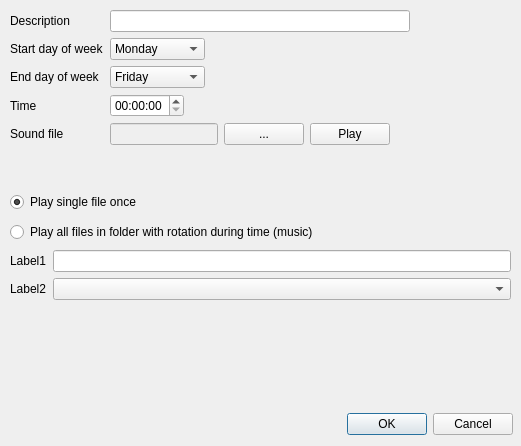
The window that weeklyScheduleEditDialog.ui (raaleksandr/SchoolBellWithMusic) describes before a commit, drawn with Qt 5.
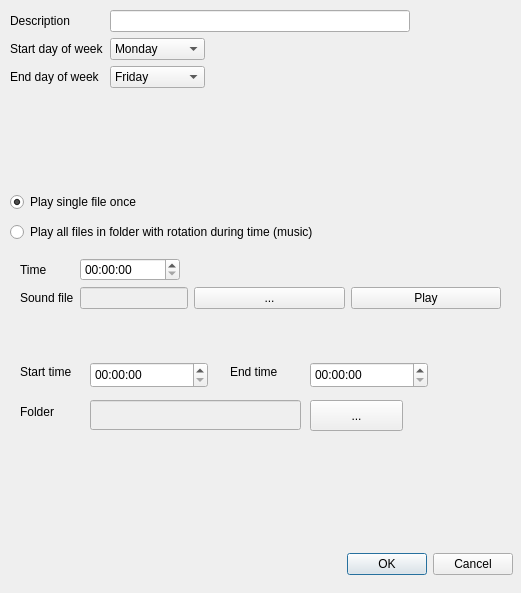
The same window after the commit.

Commit message: New fields for music playback added to "add schedule" dialog box

```diff
--- a/weeklyScheduleEditDialog.ui
+++ b/weeklyScheduleEditDialog.ui
@@ -10,7 +10,7 @@
     <x>0</x>
     <y>0</y>
     <width>521</width>
-    <height>446</height>
+    <height>593</height>
    </rect>
   </property>
   <property name="windowTitle">
@@ -29,13 +29,6 @@
     <property name="fieldGrowthPolicy">
      <enum>QFormLayout::FieldsStayAtSizeHint</enum>
     </property>
-    <item row="1" column="0">
-     <widget class="QLabel" name="label_5">
-      <property name="text">
-       <string>Description</string>
-      </property>
-     </widget>
-    </item>
     <item row="1" column="1">
      <widget class="QLineEdit" name="descriptionLineEdit">
       <property name="sizePolicy">
@@ -147,65 +140,20 @@
       </item>
      </widget>
     </item>
-    <item row="4" column="0">
-     <widget class="QLabel" name="label_3">
+    <item row="1" column="0">
+     <widget class="QLabel" name="label_5">
       <property name="text">
-       <string>Time</string>
+       <string>Description</string>
       </property>
      </widget>
     </item>
-    <item row="4" column="1">
-     <widget class="QTimeEdit" name="timeEdit">
-      <property name="displayFormat">
-       <string>hh:mm:ss</string>
-      </property>
-     </widget>
-    </item>
-    <item row="5" column="0">
-     <widget class="QLabel" name="label_4">
-      <property name="text">
-       <string>Sound file</string>
-      </property>
-     </widget>
-    </item>
-    <item row="5" column="1">
-     <layout class="QHBoxLayout" name="horizontalLayout">
-      <item>
-       <widget class="QLineEdit" name="fileNameLineEdit">
-        <property name="enabled">
-         <bool>false</bool>
-        </property>
-        <property name="sizePolicy">
-         <sizepolicy hsizetype="Fixed" vsizetype="Fixed">
-          <horstretch>0</horstretch>
-          <verstretch>0</verstretch>
-         </sizepolicy>
-        </property>
-       </widget>
-      </item>
-      <item>
-       <widget class="QPushButton" name="chooseFilePushButton">
-        <property name="text">
-         <string>...</string>
-        </property>
-       </widget>
-      </item>
-      <item>
-       <widget class="QPushButton" name="playSoundPushButton">
-        <property name="text">
-         <string>Play</string>
-        </property>
-       </widget>
-      </item>
-     </layout>
-    </item>
    </layout>
   </widget>
   <widget class="QDialogButtonBox" name="buttonBox">
    <property name="geometry">
     <rect>
      <x>320</x>
-     <y>410</y>
+     <y>550</y>
      <width>193</width>
      <height>29</height>
     </rect>
@@ -252,36 +200,197 @@
     <string>Play all files in folder with rotation during time (music)</string>
    </property>
   </widget>
-  <widget class="QWidget" name="formLayoutWidget_2">
+  <widget class="QWidget" name="verticalLayoutWidget">
    <property name="geometry">
     <rect>
      <x>10</x>
      <y>250</y>
      <width>501</width>
-     <height>80</height>
+     <height>191</height>
     </rect>
    </property>
-   <layout class="QFormLayout" name="formLayout_2">
-    <item row="0" column="0">
-     <widget class="QLabel" name="label1">
-      <property name="text">
-       <string>Label1</string>
+   <layout class="QVBoxLayout" name="verticalLayout">
+    <item>
+     <widget class="QWidget" name="singleFileWidget" native="true">
+      <property name="maximumSize">
+       <size>
+        <width>16777215</width>
+        <height>90</height>
+       </size>
       </property>
+      <widget class="QWidget" name="formLayoutWidget_2">
+       <property name="geometry">
+        <rect>
+         <x>10</x>
+         <y>0</y>
+         <width>481</width>
+         <height>81</height>
+        </rect>
+       </property>
+       <layout class="QFormLayout" name="formLayout_2">
+        <item row="2" column="0">
+         <widget class="QLabel" name="label_3">
+          <property name="text">
+           <string>Time</string>
+          </property>
+         </widget>
+        </item>
+        <item row="3" column="0">
+         <widget class="QLabel" name="label_4">
+          <property name="text">
+           <string>Sound file</string>
+          </property>
+         </widget>
+        </item>
+        <item row="2" column="1">
+         <widget class="QTimeEdit" name="timeEdit">
+          <property name="maximumSize">
+           <size>
+            <width>100</width>
+            <height>16777215</height>
+           </size>
+          </property>
+          <property name="displayFormat">
+           <string>hh:mm:ss</string>
+          </property>
+         </widget>
+        </item>
+        <item row="3" column="1">
+         <layout class="QHBoxLayout" name="horizontalLayout">
+          <item>
+           <widget class="QLineEdit" name="fileNameLineEdit">
+            <property name="enabled">
+             <bool>false</bool>
+            </property>
+            <property name="sizePolicy">
+             <sizepolicy hsizetype="Fixed" vsizetype="Fixed">
+              <horstretch>0</horstretch>
+              <verstretch>0</verstretch>
+             </sizepolicy>
+            </property>
+           </widget>
+          </item>
+          <item>
+           <widget class="QPushButton" name="chooseFilePushButton">
+            <property name="text">
+             <string>...</string>
+            </property>
+           </widget>
+          </item>
+          <item>
+           <widget class="QPushButton" name="playSoundPushButton">
+            <property name="text">
+             <string>Play</string>
+            </property>
+           </widget>
+          </item>
+         </layout>
+        </item>
+       </layout>
+      </widget>
      </widget>
     </item>
-    <item row="0" column="1">
-     <widget class="QLineEdit" name="lineEdit"/>
-    </item>
-    <item row="1" column="0">
-     <widget class="QLabel" name="label2">
-      <property name="text">
-       <string>Label2</string>
+    <item>
+     <widget class="QWidget" name="musicFolderWidget" native="true">
+      <property name="maximumSize">
+       <size>
+        <width>16777215</width>
+        <height>70</height>
+       </size>
       </property>
+      <widget class="QLabel" name="label_6">
+       <property name="geometry">
+        <rect>
+         <x>10</x>
+         <y>0</y>
+         <width>71</width>
+         <height>20</height>
+        </rect>
+       </property>
+       <property name="text">
+        <string>Start time</string>
+       </property>
+      </widget>
+      <widget class="QTimeEdit" name="startTimeEdit">
+       <property name="geometry">
+        <rect>
+         <x>80</x>
+         <y>0</y>
+         <width>118</width>
+         <height>26</height>
+        </rect>
+       </property>
+       <property name="displayFormat">
+        <string>hh:mm:ss</string>
+       </property>
+      </widget>
+      <widget class="QLabel" name="label_7">
+       <property name="geometry">
+        <rect>
+         <x>220</x>
+         <y>0</y>
+         <width>63</width>
+         <height>20</height>
+        </rect>
+       </property>
+       <property name="text">
+        <string>End time</string>
+       </property>
+      </widget>
+      <widget class="QTimeEdit" name="timeEdit_2">
+       <property name="geometry">
+        <rect>
+         <x>300</x>
+         <y>0</y>
+         <width>118</width>
+         <height>26</height>
+        </rect>
+       </property>
+       <property name="displayFormat">
+        <string>hh:mm:ss</string>
+       </property>
+      </widget>
+      <widget class="QLineEdit" name="folderNameLineEdit">
+       <property name="enabled">
+        <bool>false</bool>
+       </property>
+       <property name="geometry">
+        <rect>
+         <x>80</x>
+         <y>38</y>
+         <width>211</width>
+         <height>30</height>
+        </rect>
+       </property>
+      </widget>
+      <widget class="QLabel" name="label_8">
+       <property name="geometry">
+        <rect>
+         <x>10</x>
+         <y>40</y>
+         <width>63</width>
+         <height>20</height>
+        </rect>
+       </property>
+       <property name="text">
+        <string>Folder</string>
+       </property>
+      </widget>
+      <widget class="QPushButton" name="chooseFolderPushButton">
+       <property name="geometry">
+        <rect>
+         <x>300</x>
+         <y>38</y>
+         <width>93</width>
+         <height>31</height>
+        </rect>
+       </property>
+       <property name="text">
+        <string>...</string>
+       </property>
+      </widget>
      </widget>
     </item>
-    <item row="1" column="1">
-     <widget class="QComboBox" name="comboBox"/>
-    </item>
    </layout>
   </widget>
  </widget>
```
Left out of the diff: 68 changed lines with no effect on the pictures. The commit also changes 2 other files.
